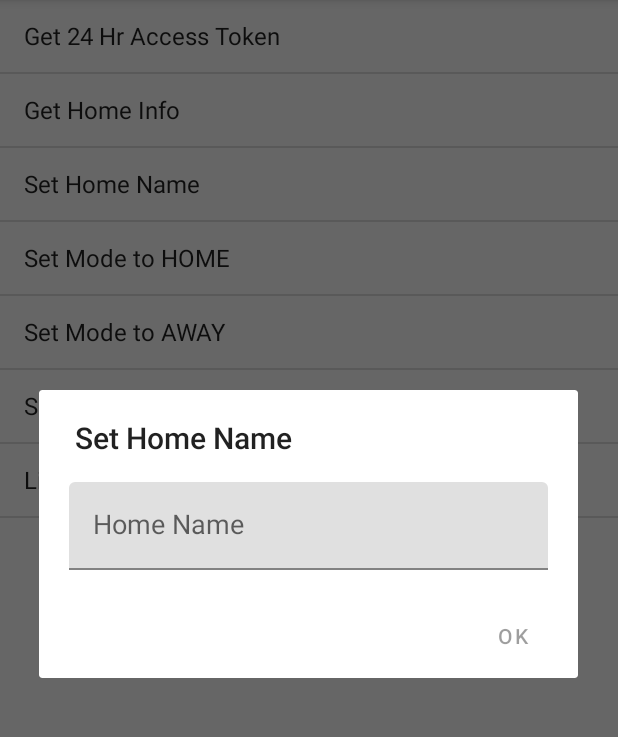
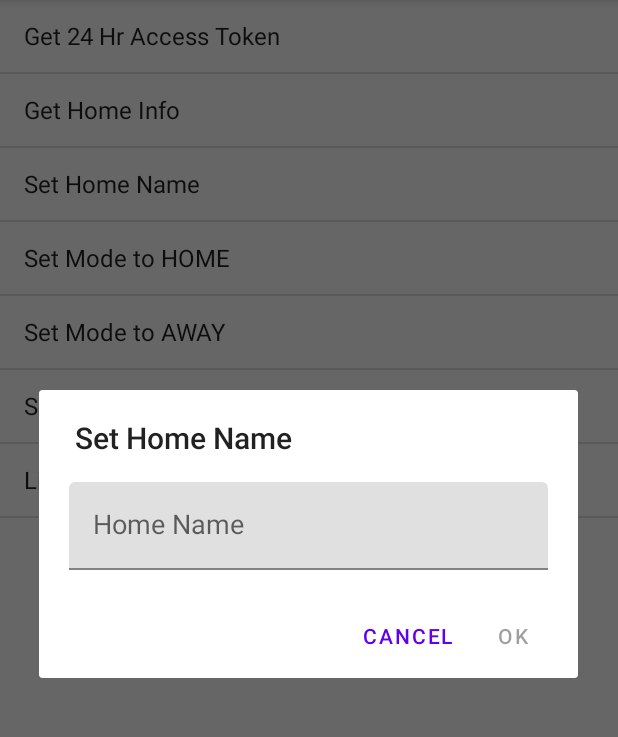
Before and after one commit to bkhall/Camect-Android-SDK, an Android app: the fragment MethodListFragment shown on its own in the app's theme, after a tap on "Set Home Name", on a phone screen of 412 x 824 dp, the part 84-821 px from its top. Run offline under Robolectric (Android 15) with nearby library versions, the phone set to English and light mode, and no system bars; 1 statement that could not run was skipped.

Commit message:
Add cancel to rename dialog, reset home alerts task

```diff
--- a/app/src/main/java/com/camect/android/example/fragments/MethodListFragment.java
+++ b/app/src/main/java/com/camect/android/example/fragments/MethodListFragment.java
@@ -114,6 +114,8 @@ public class MethodListFragment extends Fragment implements OnItemClickListener
             protected void onPostExecute(Void result) {
                 ObjectAlertChooserDialogFragment.newInstance(null)
                         .show(getChildFragmentManager(), null);
+
+                reset();
             }
         });
         mMethods.add(new Method<Void>("List Cameras") {
@@ -203,6 +205,7 @@ public class MethodListFragment extends Fragment implements OnItemClickListener
         builder.setCancelable(false)
                 .setTitle("Set Home Name")
                 .setView(view)
+                .setNegativeButton(android.R.string.cancel, null)
                 .setPositiveButton(android.R.string.ok, (dialog, which) -> new AsyncTask<Void,
                         Void, HomeInfo>(mExecutor) {
 
```
